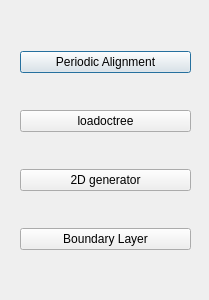
Before: the Qt Designer form addprocessmoduledialog.ui in Randi-f/NekMeshUI, drawn with Qt 5.
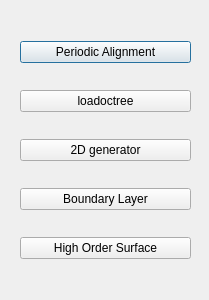
After: the same form once the commit is applied.

Commit message: feat: add high order surface option

The edit to the form file:
```diff
--- a/addprocessmoduledialog.ui
+++ b/addprocessmoduledialog.ui
@@ -51,6 +51,13 @@
       </property>
      </widget>
     </item>
+    <item>
+     <widget class="QPushButton" name="btnHOSurface">
+      <property name="text">
+       <string>High Order Surface</string>
+      </property>
+     </widget>
+    </item>
    </layout>
   </widget>
  </widget>
```
The commit also changes 9 other files.
